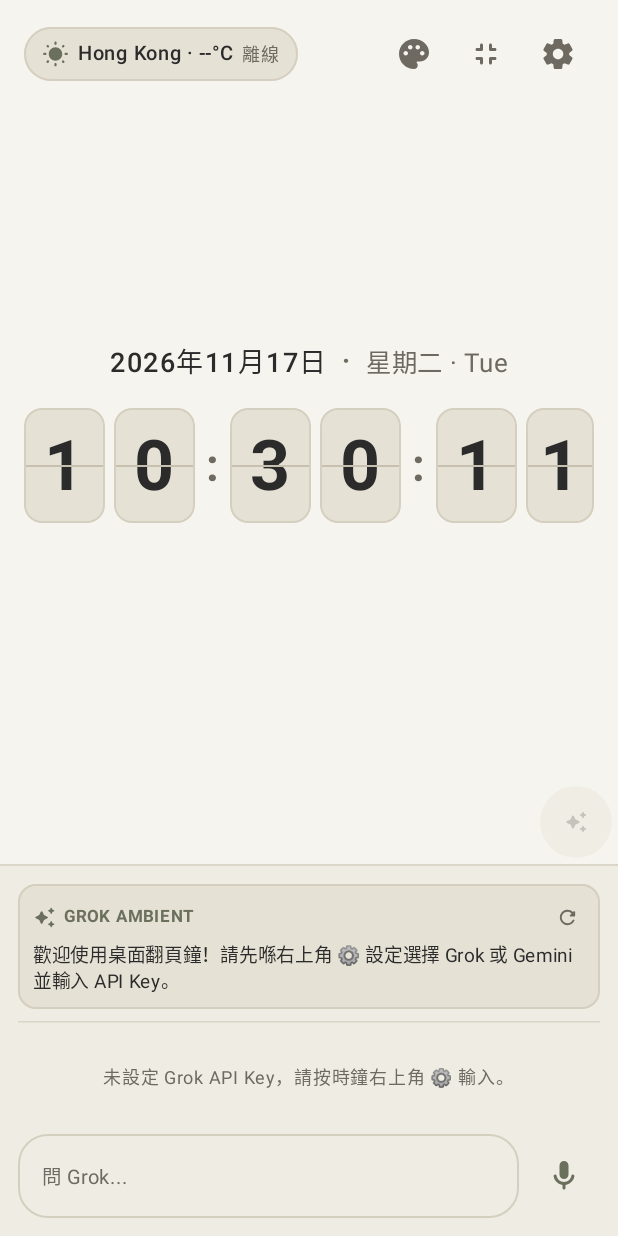
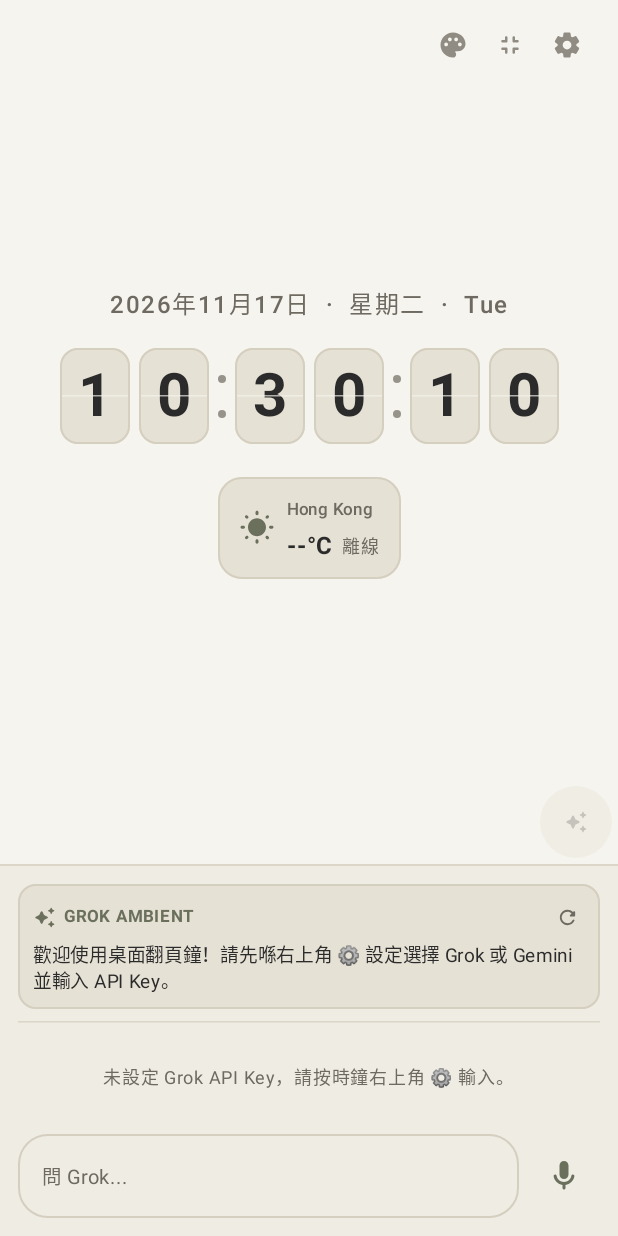
Before and after one commit to timlskforai-netizen/grok-flip-clock, an Android app built with Jetpack Compose: the screen it shows after launch (MainActivity), after a tap on "切換主題", on a phone screen of 412 x 824 dp. Run offline under Robolectric (Android 15) with nearby library versions, the phone set to English and light mode, and no system bars; our stand-ins replace Room's generated code.

Commit message:
Refactor FlipClockDisplay with new animations and layout

```diff
--- a/app/src/main/java/com/example/grokflipclock/ui/components/FlipClockDisplay.kt
+++ b/app/src/main/java/com/example/grokflipclock/ui/components/FlipClockDisplay.kt
@@ -1,11 +1,14 @@
 package com.example.grokflipclock.ui.components
 
-import androidx.compose.animation.core.Animatable
-import androidx.compose.animation.core.FastOutSlowInEasing
+import androidx.compose.animation.AnimatedContent
 import androidx.compose.animation.core.tween
+import androidx.compose.animation.fadeIn
+import androidx.compose.animation.fadeOut
+import androidx.compose.animation.slideInVertically
+import androidx.compose.animation.slideOutVertically
+import androidx.compose.animation.togetherWith
 import androidx.compose.foundation.BorderStroke
 import androidx.compose.foundation.background
-import androidx.compose.foundation.border
 import androidx.compose.foundation.layout.Arrangement
 import androidx.compose.foundation.layout.Box
 import androidx.compose.foundation.layout.BoxWithConstraints
@@ -18,7 +21,7 @@ import androidx.compose.foundation.layout.height
 import androidx.compose.foundation.layout.padding
 import androidx.compose.foundation.layout.size
 import androidx.compose.foundation.layout.width
-import androidx.compose.foundation.shape.GenericShape
+import androidx.compose.foundation.layout.widthIn
 import androidx.compose.foundation.shape.RoundedCornerShape
 import androidx.compose.material.icons.Icons
 import androidx.compose.material.icons.rounded.AcUnit
@@ -30,30 +33,23 @@ import androidx.compose.material.icons.rounded.Settings
 import androidx.compose.material.icons.rounded.Thunderstorm
 import androidx.compose.material.icons.rounded.WaterDrop
 import androidx.compose.material.icons.rounded.WbSunny
+import androidx.compose.material3.HorizontalDivider
 import androidx.compose.material3.Icon
 import androidx.compose.material3.IconButton
 import androidx.compose.material3.Surface
 import androidx.compose.material3.Text
+import androidx.compose.material3.VerticalDivider
 import androidx.compose.runtime.Composable
-import androidx.compose.runtime.LaunchedEffect
-import androidx.compose.runtime.getValue
-import androidx.compose.runtime.mutableStateOf
-import androidx.compose.runtime.remember
-import androidx.compose.runtime.setValue
 import androidx.compose.ui.Alignment
 import androidx.compose.ui.Modifier
-import androidx.compose.ui.draw.clip
-import androidx.compose.ui.geometry.Rect
-import androidx.compose.ui.graphics.TransformOrigin
-import androidx.compose.ui.graphics.graphicsLayer
+import androidx.compose.ui.draw.alpha
 import androidx.compose.ui.graphics.vector.ImageVector
-import androidx.compose.ui.text.font.FontFamily
 import androidx.compose.ui.text.font.FontWeight
-import androidx.compose.ui.text.style.TextAlign
 import androidx.compose.ui.unit.Dp
 import androidx.compose.ui.unit.TextUnit
 import androidx.compose.ui.unit.dp
 import androidx.compose.ui.unit.sp
+import com.example.grokflipclock.ui.HourlyForecastItem
 import com.example.grokflipclock.ui.WeatherUiState
 import com.example.grokflipclock.ui.theme.LocalClockPalette
 import java.time.DayOfWeek
@@ -78,139 +74,217 @@ fun FlipClockPanel(
     val displayHour = if (is24Hour) {
         rawHour
     } else {
-        val h = rawHour % 12
-        if (h == 0) 12 else h
+        when (val h = rawHour % 12) {
+            0 -> 12
+            else -> h
         }
-    val amPmLabel = if (rawHour < 12) "AM" else "PM"
+    }
+    val amPmText = if (rawHour < 12) "AM" else "PM"
 
     val hourStr = String.format(Locale.US, "%02d", displayHour)
     val minStr = String.format(Locale.US, "%02d", now.minute)
     val secStr = String.format(Locale.US, "%02d", now.second)
 
-    val dateFormatter = remember { DateTimeFormatter.ofPattern("yyyy年MM月dd日", Locale.TRADITIONAL_CHINESE) }
-    val dateText = now.format(dateFormatter)
-    val dayOfWeekText = formatDayOfWeek(now.dayOfWeek)
+    val datePart = now.format(DateTimeFormatter.ofPattern("yyyy年M月d日"))
+    val chineseWeekday = mapChineseWeekday(now.dayOfWeek)
+    val englishWeekday = now.format(DateTimeFormatter.ofPattern("EEE", Locale.ENGLISH))
 
-    Box(
+    BoxWithConstraints(
         modifier = modifier
             .background(palette.background)
             .padding(horizontal = 16.dp, vertical = 12.dp)
     ) {
-        // 頂部工具列：天氣資訊 + 主題切換 / 全螢幕 / 設定
+        val availWidth = maxWidth
+        val availHeight = maxHeight
+        val isCompactHeight = availHeight < 340.dp
+
+        // 動態計算翻頁卡片尺寸，確保喺 70% 分割視窗入面依然大字體且唔會超出邊界
+        val cardWidth = ((availWidth - 64.dp) / 6.8f).coerceIn(38.dp, 128.dp)
+        val cardHeight = (cardWidth * 1.38f).coerceAtMost(availHeight * 0.44f)
+        val digitFontSize = (cardHeight.value * 0.62f).sp
+
+        // 1. 右上角功能列（主題切換 / 全螢幕切換 / 設定）
         Row(
             modifier = Modifier
-                .fillMaxWidth()
-                .align(Alignment.TopCenter),
-            horizontalArrangement = Arrangement.SpaceBetween,
+                .align(Alignment.TopEnd)
+                .alpha(0.75f),
+            horizontalArrangement = Arrangement.spacedBy(2.dp),
             verticalAlignment = Alignment.CenterVertically
         ) {
-            WeatherBadge(weather = weather)
-
-            Row(verticalAlignment = Alignment.CenterVertically) {
-                IconButton(onClick = onToggleTheme) {
+            IconButton(onClick = onToggleTheme, modifier = Modifier.size(36.dp)) {
                 Icon(
                     imageVector = Icons.Rounded.Palette,
                     contentDescription = "切換主題",
-                        tint = palette.secondaryText
+                    tint = palette.secondaryText,
+                    modifier = Modifier.size(20.dp)
                 )
             }
-                IconButton(onClick = onToggleFullscreen) {
+            IconButton(onClick = onToggleFullscreen, modifier = Modifier.size(36.dp)) {
                 Icon(
                     imageVector = if (isFullscreen) Icons.Rounded.FullscreenExit else Icons.Rounded.Fullscreen,
-                        contentDescription = "全螢幕切換",
-                        tint = palette.secondaryText
+                    contentDescription = "切換全螢幕",
+                    tint = palette.secondaryText,
+                    modifier = Modifier.size(20.dp)
                 )
             }
-                IconButton(onClick = onOpenSettings) {
+            IconButton(onClick = onOpenSettings, modifier = Modifier.size(36.dp)) {
                 Icon(
                     imageVector = Icons.Rounded.Settings,
                     contentDescription = "設定",
-                        tint = palette.secondaryText
+                    tint = palette.secondaryText,
+                    modifier = Modifier.size(20.dp)
+                )
+            }
+        }
+
+        // 2. 中央主視覺：日期 + 機械翻頁時鐘 + 實時及每 4 小時天氣預報
+        Column(
+            modifier = Modifier
+                .align(Alignment.Center)
+                .fillMaxWidth(),
+            horizontalAlignment = Alignment.CenterHorizontally,
+            verticalArrangement = Arrangement.Center
+        ) {
+            // 日期與星期
+            Text(
+                text = "$datePart  ·  $chineseWeekday  ·  $englishWeekday",
+                color = palette.secondaryText,
+                fontSize = if (isCompactHeight) 13.sp else 16.sp,
+                fontWeight = FontWeight.Medium,
+                letterSpacing = 1.sp
+            )
+
+            Spacer(modifier = Modifier.height(if (isCompactHeight) 10.dp else 18.dp))
+
+            // 翻頁數字列 (HH : MM : SS)
+            Row(
+                verticalAlignment = Alignment.CenterVertically,
+                horizontalArrangement = Arrangement.spacedBy(6.dp)
+            ) {
+                if (!is24Hour) {
+                    Text(
+                        text = amPmText,
+                        color = palette.accent,
+                        fontSize = 13.sp,
+                        fontWeight = FontWeight.Bold,
+                        modifier = Modifier.padding(end = 2.dp)
+                    )
+                }
+
+                FlipDigitCard(
+                    digit = hourStr[0],
+                    width = cardWidth,
+                    height = cardHeight,
+                    fontSize = digitFontSize
+                )
+                FlipDigitCard(
+                    digit = hourStr[1],
+                    width = cardWidth,
+                    height = cardHeight,
+                    fontSize = digitFontSize
+                )
+
+                ColonSeparator(height = cardHeight)
+
+                FlipDigitCard(
+                    digit = minStr[0],
+                    width = cardWidth,
+                    height = cardHeight,
+                    fontSize = digitFontSize
+                )
+                FlipDigitCard(
+                    digit = minStr[1],
+                    width = cardWidth,
+                    height = cardHeight,
+                    fontSize = digitFontSize
+                )
+
+                ColonSeparator(height = cardHeight)
+
+                FlipDigitCard(
+                    digit = secStr[0],
+                    width = cardWidth,
+                    height = cardHeight,
+                    fontSize = digitFontSize
+                )
+                FlipDigitCard(
+                    digit = secStr[1],
+                    width = cardWidth,
+                    height = cardHeight,
+                    fontSize = digitFontSize
+                )
+            }
+
+            Spacer(modifier = Modifier.height(if (isCompactHeight) 12.dp else 22.dp))
+
+            // 時鐘下方：實時天氣 + 每 4 小時天氣及溫度預報卡片
+            WeatherForecastStrip(
+                weather = weather,
+                isWideLayout = availWidth >= 460.dp
             )
         }
     }
 }
 
-        // 中央主體：日期星期 + 3D 翻頁鐘 (HH : MM : SS)
-        Column(
-            modifier = Modifier
-                .fillMaxWidth()
-                .align(Alignment.Center),
-            horizontalAlignment = Alignment.CenterHorizontally,
-            verticalArrangement = Arrangement.Center
+@Composable
+private fun WeatherForecastStrip(
+    weather: WeatherUiState,
+    isWideLayout: Boolean
 ) {
-            Row(
-                verticalAlignment = Alignment.CenterVertically,
-                horizontalArrangement = Arrangement.spacedBy(10.dp)
-            ) {
-                Text(
-                    text = dateText,
-                    color = palette.primaryText,
-                    fontSize = 18.sp,
-                    fontWeight = FontWeight.Medium,
-                    letterSpacing = 1.sp
-                )
-                Text(
-                    text = "·",
-                    color = palette.accent,
-                    fontSize = 18.sp,
-                    fontWeight = FontWeight.Bold
-                )
-                Text(
-                    text = dayOfWeekText,
-                    color = palette.secondaryText,
-                    fontSize = 17.sp,
-                    fontWeight = FontWeight.Normal
-                )
-                if (!is24Hour) {
+    val palette = LocalClockPalette.current
+
     Surface(
         color = palette.cardBackground,
-                        shape = RoundedCornerShape(6.dp),
-                        border = BorderStroke(1.dp, palette.cardBorder)
+        shape = RoundedCornerShape(16.dp),
+        border = BorderStroke(1.dp, palette.cardBorder),
+        modifier = Modifier.widthIn(max = 660.dp)
     ) {
-                        Text(
-                            text = amPmLabel,
-                            color = palette.accent,
-                            fontSize = 12.sp,
-                            fontWeight = FontWeight.Bold,
-                            modifier = Modifier.padding(horizontal = 6.dp, vertical = 2.dp)
+        if (isWideLayout && weather.hourlyForecasts.isNotEmpty()) {
+            // 橫向 / 70% 分割視窗：左邊實時天氣，右邊每 4 小時預報並列
+            Row(
+                modifier = Modifier.padding(horizontal = 16.dp, vertical = 10.dp),
+                verticalAlignment = Alignment.CenterVertically,
+                horizontalArrangement = Arrangement.spacedBy(14.dp)
+            ) {
+                CurrentWeatherBlock(weather = weather)
+
+                VerticalDivider(
+                    modifier = Modifier.height(36.dp),
+                    thickness = 1.dp,
+                    color = palette.divider
                 )
+
+                Row(
+                    horizontalArrangement = Arrangement.spacedBy(14.dp),
+                    verticalAlignment = Alignment.CenterVertically
+                ) {
+                    weather.hourlyForecasts.forEach { item ->
+                        FourHourSlot(item = item)
                     }
                 }
             }
+        } else {
+            // 較窄視窗：上下兩層排列
+            Column(
+                modifier = Modifier.padding(horizontal = 14.dp, vertical = 10.dp),
+                horizontalAlignment = Alignment.CenterHorizontally,
+                verticalArrangement = Arrangement.spacedBy(8.dp)
+            ) {
+                CurrentWeatherBlock(weather = weather)
 
-            Spacer(modifier = Modifier.height(18.dp))
-
-            BoxWithConstraints(
-                modifier = Modifier.fillMaxWidth(),
-                contentAlignment = Alignment.Center
+                if (weather.hourlyForecasts.isNotEmpty()) {
+                    HorizontalDivider(
+                        thickness = 1.dp,
+                        color = palette.divider
+                    )
+                    Row(
+                        horizontalArrangement = Arrangement.spacedBy(14.dp),
+                        verticalAlignment = Alignment.CenterVertically
                     ) {
-                // 根據可用寬度自動計算 3 組雙位翻頁卡尺寸
-                val availableWidth = maxWidth
-                val cardWidth = ((availableWidth - 56.dp) / 6f).coerceIn(38.dp, 125.dp)
-                val cardHeight = cardWidth * 1.42f
-                val fontSize = (cardWidth.value * 0.86f).sp
-                val colonSize = (cardWidth.value * 0.55f).sp
-
-                Row(
-                    verticalAlignment = Alignment.CenterVertically,
-                    horizontalArrangement = Arrangement.spacedBy(6.dp)
-                ) {
-                    // 時 (HH)
-                    FlipDigitCard(digit = hourStr[0].toString(), width = cardWidth, height = cardHeight, fontSize = fontSize)
-                    FlipDigitCard(digit = hourStr[1].toString(), width = cardWidth, height = cardHeight, fontSize = fontSize)
-
-                    ColonSeparator(size = colonSize)
-
-                    // 分 (MM)
-                    FlipDigitCard(digit = minStr[0].toString(), width = cardWidth, height = cardHeight, fontSize = fontSize)
-                    FlipDigitCard(digit = minStr[1].toString(), width = cardWidth, height = cardHeight, fontSize = fontSize)
-
-                    ColonSeparator(size = colonSize)
-
-                    // 秒 (SS)
-                    FlipDigitCard(digit = secStr[0].toString(), width = cardWidth, height = cardHeight, fontSize = fontSize)
-                    FlipDigitCard(digit = secStr[1].toString(), width = cardWidth, height = cardHeight, fontSize = fontSize)
+                        weather.hourlyForecasts.forEach { item ->
+                            FourHourSlot(item = item)
+                        }
+                    }
                 }
             }
         }
@@ -218,174 +292,35 @@ fun FlipClockPanel(
 }
 
 @Composable
-private fun ColonSeparator(size: TextUnit) {
+private fun CurrentWeatherBlock(weather: WeatherUiState) {
     val palette = LocalClockPalette.current
+
+    Row(
+        verticalAlignment = Alignment.CenterVertically,
+        horizontalArrangement = Arrangement.spacedBy(8.dp)
+    ) {
+        Icon(
+            imageVector = mapWeatherCodeToIcon(weather.weatherCode),
+            contentDescription = weather.conditionText,
+            tint = palette.accent,
+            modifier = Modifier.size(24.dp)
+        )
+        Column {
             Text(
-        text = ":",
+                text = weather.cityName,
                 color = palette.secondaryText,
-        fontSize = size,
-        fontWeight = FontWeight.Bold,
-        modifier = Modifier.padding(horizontal = 1.dp)
+                fontSize = 11.sp,
+                fontWeight = FontWeight.Medium
             )
-}
-
-@Composable
-fun FlipDigitCard(
-    digit: String,
-    width: Dp,
-    height: Dp,
-    fontSize: TextUnit
-) {
-    val palette = LocalClockPalette.current
-    var oldDigit by remember { mutableStateOf(digit) }
-    val flipAnim = remember { Animatable(1f) }
-
-    LaunchedEffect(digit) {
-        if (digit != oldDigit) {
-            flipAnim.snapTo(0f)
-            flipAnim.animateTo(
-                targetValue = 1f,
-                animationSpec = tween(durationMillis = 420, easing = FastOutSlowInEasing)
-            )
-            oldDigit = digit
-        }
-    }
-
-    val progress = flipAnim.value
-    val cornerShape = RoundedCornerShape(12.dp)
-
-    val topHalfShape = remember {
-        GenericShape { size, _ ->
-            addRect(Rect(0f, 0f, size.width, size.height / 2f))
-        }
-    }
-    val bottomHalfShape = remember {
-        GenericShape { size, _ ->
-            addRect(Rect(0f, size.height / 2f, size.width, size.height))
-        }
-    }
-
-    Box(
-        modifier = Modifier
-            .width(width)
-            .height(height)
-            .clip(cornerShape)
-            .border(1.dp, palette.cardBorder, cornerShape)
-    ) {
-        // 1. 靜態上半部（顯示新數字）
-        DigitHalfFace(
-            digit = digit,
-            fontSize = fontSize,
-            clipShape = topHalfShape
-        )
-
-        // 2. 靜態下半部（動畫未過半前顯示舊數字，過半後顯示新數字）
-        DigitHalfFace(
-            digit = if (progress >= 1f) digit else oldDigit,
-            fontSize = fontSize,
-            clipShape = bottomHalfShape
-        )
-
-        // 3. 翻動頁片（上半段由 0° 向下翻至 -90°；下半段由 +90° 向下翻至 0°）
-        if (progress < 1f) {
-            if (progress <= 0.5f) {
-                val angle = -progress * 180f
-                Box(
-                    modifier = Modifier
-                        .fillMaxSize()
-                        .graphicsLayer {
-                            transformOrigin = TransformOrigin(0.5f, 0.5f)
-                            rotationX = angle
-                            cameraDistance = 14f * density
-                        }
-                ) {
-                    DigitHalfFace(
-                        digit = oldDigit,
-                        fontSize = fontSize,
-                        clipShape = topHalfShape
-                    )
-                }
-            } else {
-                val angle = (1f - progress) * 180f
-                Box(
-                    modifier = Modifier
-                        .fillMaxSize()
-                        .graphicsLayer {
-                            transformOrigin = TransformOrigin(0.5f, 0.5f)
-                            rotationX = angle
-                            cameraDistance = 14f * density
-                        }
-                ) {
-                    DigitHalfFace(
-                        digit = digit,
-                        fontSize = fontSize,
-                        clipShape = bottomHalfShape
-                    )
-                }
-            }
-        }
-
-        // 4. 中央機械轉軸細縫
-        Box(
-            modifier = Modifier
-                .fillMaxWidth()
-                .height(1.5.dp)
-                .background(palette.hingeLine)
-                .align(Alignment.Center)
-        )
-    }
-}
-
-@Composable
-private fun DigitHalfFace(
-    digit: String,
-    fontSize: TextUnit,
-    clipShape: GenericShape
-) {
-    val palette = LocalClockPalette.current
-    Box(
-        modifier = Modifier
-            .fillMaxSize()
-            .clip(clipShape)
-            .background(palette.cardBackground),
-        contentAlignment = Alignment.Center
+            Row(
+                verticalAlignment = Alignment.CenterVertically,
+                horizontalArrangement = Arrangement.spacedBy(5.dp)
             ) {
                 Text(
-            text = digit,
-            color = palette.digitText,
-            fontSize = fontSize,
-            fontWeight = FontWeight.Bold,
-            fontFamily = FontFamily.SansSerif,
-            textAlign = TextAlign.Center,
-            maxLines = 1
-        )
-    }
-}
-
-@Composable
-private fun WeatherBadge(weather: WeatherUiState) {
-    val palette = LocalClockPalette.current
-    Surface(
-        color = palette.cardBackground,
-        shape = RoundedCornerShape(20.dp),
-        border = BorderStroke(1.dp, palette.cardBorder)
-    ) {
-        Row(
-            modifier = Modifier.padding(horizontal = 12.dp, vertical = 6.dp),
-            verticalAlignment = Alignment.CenterVertically,
-            horizontalArrangement = Arrangement.spacedBy(6.dp)
-        ) {
-            Icon(
-                imageVector = weatherCodeToIcon(weather.weatherCode),
-                contentDescription = weather.conditionText,
-                tint = palette.accent,
-                modifier = Modifier.size(18.dp)
-            )
-            Text(
-                text = "${weather.cityName} · ${weather.temperatureText}",
+                    text = weather.temperatureText,
                     color = palette.primaryText,
-                fontSize = 13.sp,
-                fontWeight = FontWeight.Medium
+                    fontSize = 16.sp,
+                    fontWeight = FontWeight.Bold
                 )
                 Text(
                     text = weather.conditionText,
@@ -395,26 +330,125 @@ private fun WeatherBadge(weather: WeatherUiState) {
             }
         }
     }
+}
 
-private fun weatherCodeToIcon(code: Int): ImageVector {
+@Composable
+private fun FourHourSlot(item: HourlyForecastItem) {
+    val palette = LocalClockPalette.current
+
+    Column(
+        horizontalAlignment = Alignment.CenterHorizontally,
+        verticalArrangement = Arrangement.spacedBy(2.dp)
+    ) {
+        Text(
+            text = item.timeLabel,
+            color = palette.secondaryText,
+            fontSize = 11.sp,
+            fontWeight = FontWeight.Medium
+        )
+        Icon(
+            imageVector = mapWeatherCodeToIcon(item.weatherCode),
+            contentDescription = item.conditionText,
+            tint = palette.primaryText,
+            modifier = Modifier.size(16.dp)
+        )
+        Text(
+            text = "${item.temperatureText} ${item.conditionText}",
+            color = palette.primaryText,
+            fontSize = 11.5.sp,
+            fontWeight = FontWeight.SemiBold
+        )
+    }
+}
+
+@Composable
+private fun FlipDigitCard(
+    digit: Char,
+    width: Dp,
+    height: Dp,
+    fontSize: TextUnit
+) {
+    val palette = LocalClockPalette.current
+
+    Surface(
+        color = palette.cardBackground,
+        shape = RoundedCornerShape(12.dp),
+        border = BorderStroke(1.dp, palette.cardBorder),
+        modifier = Modifier
+            .width(width)
+            .height(height)
+    ) {
+        Box(contentAlignment = Alignment.Center) {
+            AnimatedContent(
+                targetState = digit,
+                transitionSpec = {
+                    (slideInVertically(animationSpec = tween(220)) { -it / 2 } + fadeIn(tween(180)))
+                        .togetherWith(
+                            slideOutVertically(animationSpec = tween(220)) { it / 2 } + fadeOut(tween(180))
+                        )
+                },
+                label = "flip_digit"
+            ) { targetDigit ->
+                Text(
+                    text = targetDigit.toString(),
+                    color = palette.primaryText,
+                    fontSize = fontSize,
+                    fontWeight = FontWeight.Bold
+                )
+            }
+
+            // 機械翻頁鐘中間分割幼線
+            HorizontalDivider(
+                modifier = Modifier
+                    .align(Alignment.Center)
+                    .fillMaxWidth(),
+                thickness = 1.dp,
+                color = palette.background.copy(alpha = 0.65f)
+            )
+        }
+    }
+}
+
+@Composable
+private fun ColonSeparator(height: Dp) {
+    val palette = LocalClockPalette.current
+    Column(
+        modifier = Modifier.height(height * 0.45f),
+        verticalArrangement = Arrangement.SpaceBetween,
+        horizontalAlignment = Alignment.CenterHorizontally
+    ) {
+        Box(
+            modifier = Modifier
+                .size(5.dp)
+                .background(palette.secondaryText.copy(alpha = 0.7f), RoundedCornerShape(50))
+        )
+        Box(
+            modifier = Modifier
+                .size(5.dp)
+                .background(palette.secondaryText.copy(alpha = 0.7f), RoundedCornerShape(50))
+        )
+    }
+}
+
+private fun mapWeatherCodeToIcon(code: Int): ImageVector {
     return when (code) {
         0, 1 -> Icons.Rounded.WbSunny
         2, 3, 45, 48 -> Icons.Rounded.Cloud
         51, 53, 55, 61, 63, 65, 80, 81, 82 -> Icons.Rounded.WaterDrop
-        71, 73, 75, 77, 85, 86 -> Icons.Rounded.AcUnit
+        71, 73, 75, 77 -> Icons.Rounded.AcUnit
         95, 96, 99 -> Icons.Rounded.Thunderstorm
         else -> Icons.Rounded.Cloud
     }
 }
 
-private fun formatDayOfWeek(day: DayOfWeek): String {
-    return when (day) {
-        DayOfWeek.MONDAY -> "星期一 · Mon"
-        DayOfWeek.TUESDAY -> "星期二 · Tue"
-        DayOfWeek.WEDNESDAY -> "星期三 · Wed"
-        DayOfWeek.THURSDAY -> "星期四 · Thu"
-        DayOfWeek.FRIDAY -> "星期五 · Fri"
-        DayOfWeek.SATURDAY -> "星期六 · Sat"
-        DayOfWeek.SUNDAY -> "星期日 · Sun"
+private fun mapChineseWeekday(dayOfWeek: DayOfWeek): String {
+    return when (dayOfWeek) {
+        DayOfWeek.MONDAY -> "星期一"
+        DayOfWeek.TUESDAY -> "星期二"
+        DayOfWeek.WEDNESDAY -> "星期三"
+        DayOfWeek.THURSDAY -> "星期四"
+        DayOfWeek.FRIDAY -> "星期五"
+        DayOfWeek.SATURDAY -> "星期六"
+        DayOfWeek.SUNDAY -> "星期日"
     }
 }
```
Lines whose indentation alone changed are shown as unchanged.
